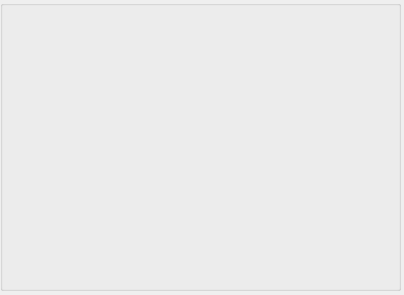
Old version of the form client/Forms/Score/score.ui in the repository sofinvalery/LMS.
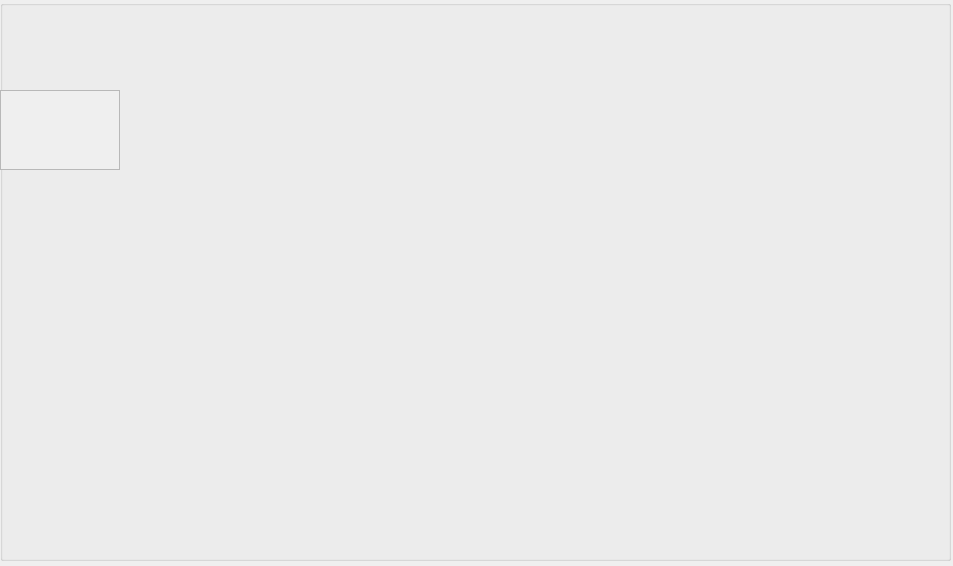
New version of the form.

Commit message: updated score window, style manager

```diff
--- a/client/Forms/Score/score.ui
+++ b/client/Forms/Score/score.ui
@@ -6,8 +6,8 @@
    <rect>
     <x>0</x>
     <y>0</y>
-    <width>404</width>
-    <height>295</height>
+    <width>953</width>
+    <height>566</height>
    </rect>
   </property>
   <property name="windowTitle">
@@ -18,13 +18,36 @@
     <rect>
      <x>0</x>
      <y>0</y>
-     <width>401</width>
-     <height>291</height>
+     <width>951</width>
+     <height>561</height>
     </rect>
    </property>
    <property name="title">
     <string/>
    </property>
+   <widget class="QScrollArea" name="scrollArea">
+    <property name="geometry">
+     <rect>
+      <x>0</x>
+      <y>90</y>
+      <width>120</width>
+      <height>80</height>
+     </rect>
+    </property>
+    <property name="widgetResizable">
+     <bool>true</bool>
+    </property>
+    <widget class="QWidget" name="scrollAreaWidgetContents">
+     <property name="geometry">
+      <rect>
+       <x>0</x>
+       <y>0</y>
+       <width>118</width>
+       <height>78</height>
+      </rect>
+     </property>
+    </widget>
+   </widget>
   </widget>
  </widget>
  <resources/>
```
The commit also changes 17 other files.
